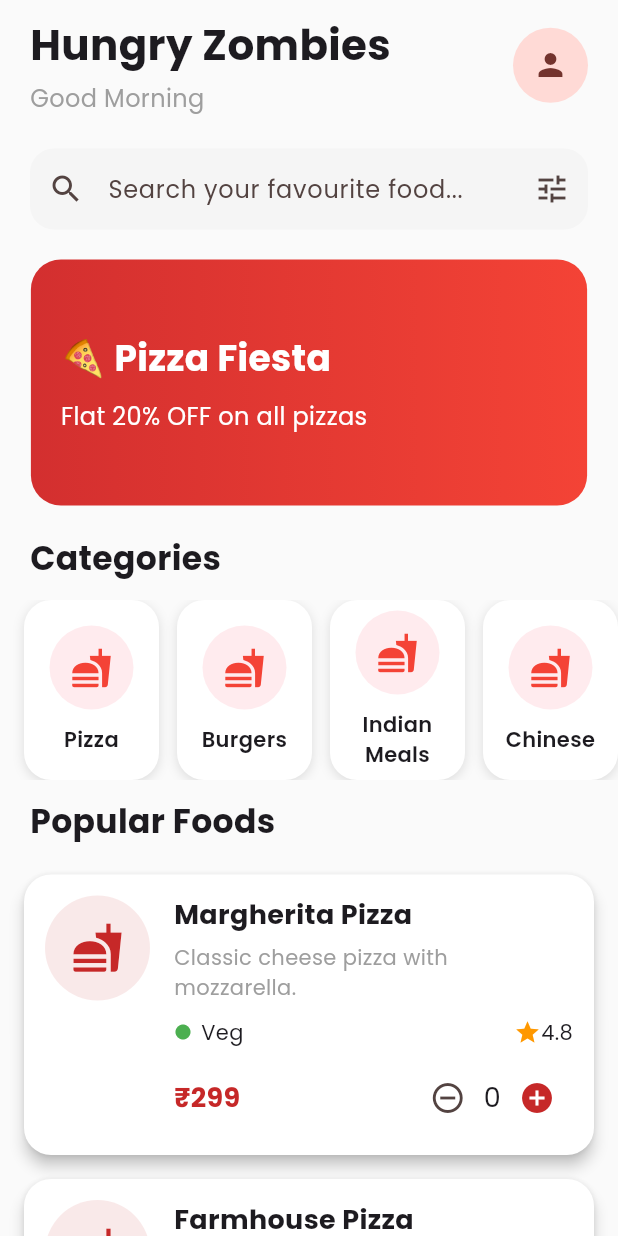
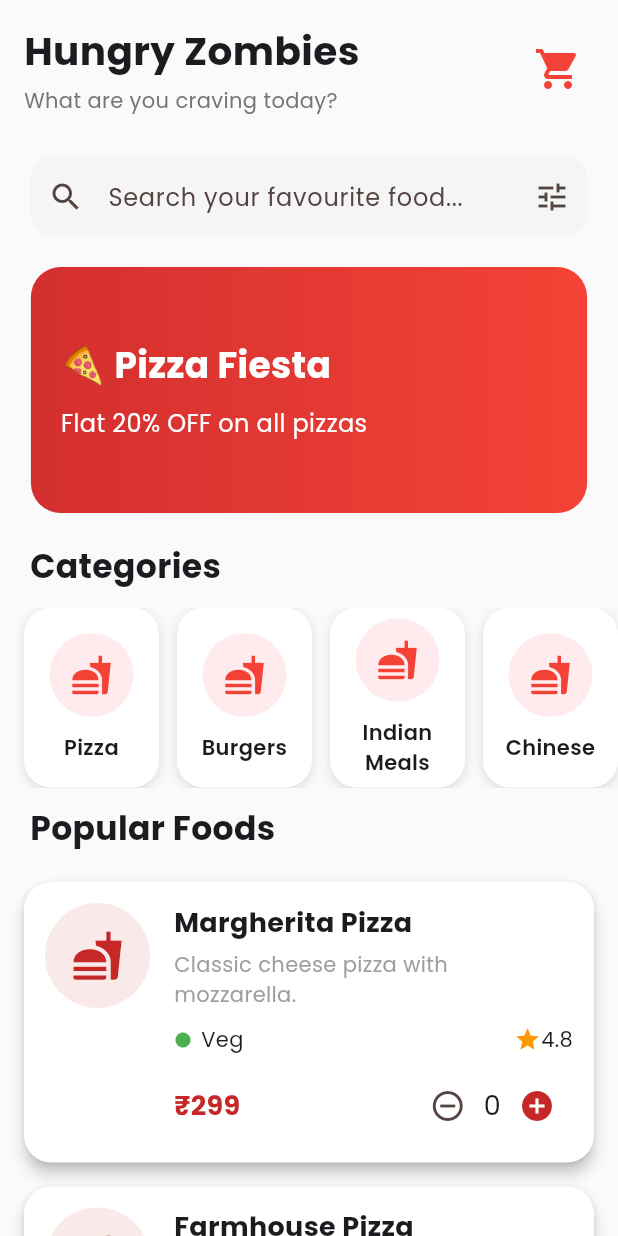
Before and after one commit to Vaibhavvpoojary/HungryZombies, a Flutter app: the HomeScreen screen opened directly, on a phone screen of 412 x 824 dp. Run offline on Flutter 3.47's test engine with Material 3 defaults, Android fonts, the phone set to English and light mode, and no system bars; drawn by our look-alikes of carousel_slider; our stand-ins replace go_router, google_fonts.

Commit message:
Added the cart button in the top ,in the header section of the home screen

```diff
--- /dev/null
+++ b/lib/features/cart/presentation/widgets/home_cart_button.dart
@@ -0,0 +1,81 @@
+import 'package:flutter/material.dart';
+import 'package:provider/provider.dart';
+
+import '../../providers/cart_provider.dart';
+
+
+class HomeCartButton extends StatelessWidget {
+
+  const HomeCartButton({
+    super.key,
+  });
+
+
+  @override
+  Widget build(BuildContext context) {
+
+
+    final cart =
+        Provider.of<CartProvider>(context);
+
+
+
+    return Stack(
+
+      children: [
+
+
+        IconButton(
+
+          onPressed: (){
+
+            // Navigate to cart screen later
+
+          },
+
+
+          icon: const Icon(
+            Icons.shopping_cart,
+            size: 32,
+            color: Colors.red,
+          ),
+
+        ),
+
+
+
+        if(cart.totalItems > 0)
+
+        Positioned(
+
+          right: 4,
+          top: 4,
+
+          child: CircleAvatar(
+
+            radius: 10,
+
+            backgroundColor: Colors.red,
+
+
+            child: Text(
+
+              cart.totalItems.toString(),
+
+              style: const TextStyle(
+                color: Colors.white,
+                fontSize: 12,
+              ),
+
+            ),
+
+          ),
+
+        )
+
+      ],
+
+    );
+
+  }
+}
--- /dev/null
+++ b/lib/features/cart/providers/cart_provider.dart
@@ -0,0 +1,43 @@
+import 'package:flutter/material.dart';
+
+import '../../home/data/models/food_model.dart';
+
+
+class CartProvider extends ChangeNotifier {
+
+
+  final List<FoodModel> _items = [];
+
+
+  List<FoodModel> get items => _items;
+
+
+
+  int get totalItems {
+
+    return _items.length;
+
+  }
+
+
+
+  void addToCart(FoodModel food){
+
+    _items.add(food);
+
+    notifyListeners();
+
+  }
+
+
+
+  void removeFromCart(FoodModel food){
+
+    _items.remove(food);
+
+    notifyListeners();
+
+  }
+
+
+}
--- a/lib/features/home/presentation/widgets/home_header.dart
+++ b/lib/features/home/presentation/widgets/home_header.dart
@@ -1,47 +1,72 @@
 import 'package:flutter/material.dart';
 
+import '../../../cart/presentation/widgets/home_cart_button.dart';
+
+
 class HomeHeader extends StatelessWidget {
-  const HomeHeader({super.key});
+
+  const HomeHeader({
+    super.key,
+  });
+
 
   @override
   Widget build(BuildContext context) {
+
     return Padding(
+
       padding: const EdgeInsets.symmetric(
-        horizontal: 20,
-        vertical: 10,
+        horizontal: 16,
+        vertical: 15,
       ),
+
       child: Row(
+
         mainAxisAlignment: MainAxisAlignment.spaceBetween,
+
         children: [
+
+
           Column(
+
             crossAxisAlignment: CrossAxisAlignment.start,
-            children: const [
-              Text(
+
+            children: [
+
+              const Text(
                 "Hungry Zombies",
                 style: TextStyle(
-                  fontSize: 28,
+                  fontSize: 26,
                   fontWeight: FontWeight.bold,
                 ),
               ),
 
-              SizedBox(height: 4),
+
+              const SizedBox(height: 5),
+
 
               Text(
-                "Good Morning ",
+                "What are you craving today?",
                 style: TextStyle(
-                  fontSize: 16,
-                  color: Colors.grey,
+                  color: Colors.grey.shade600,
                 ),
               ),
+
             ],
+
           ),
 
-          CircleAvatar(
-            radius: 25,
-            child: Icon(Icons.person),
-          ),
+
+
+          // Cart Icon
+          const HomeCartButton(),
+
         ],
+
       ),
+
     );
+
   }
+
 }
```
Also changed, not shown: lib/features/cart/presentation/widgets/cart_bottom_bar.dart (added, +124 -0 lines), lib/main.dart (+21 -2 lines).
